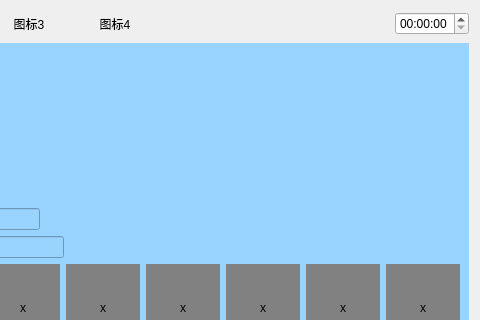
xsw258x2s5w8/WeightSensor, file WeighSensor/shuruzhongliang.ui: the form before one commit; both pictures show x 194 to 674 and y 0 to 320 of the 674 by 496 pixel window.
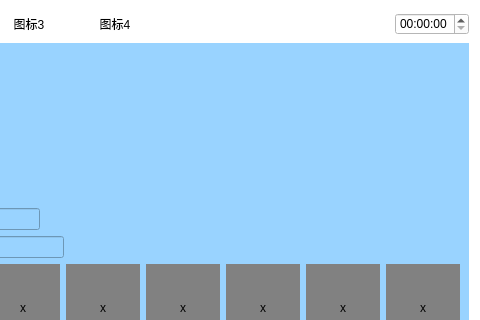
The form after the commit.

The edit to the form file:
```diff
--- a/WeighSensor/shuruzhongliang.ui
+++ b/WeighSensor/shuruzhongliang.ui
@@ -13,6 +13,9 @@
   <property name="windowTitle">
    <string>Form</string>
   </property>
+  <property name="styleSheet">
+   <string notr="true">background-color: rgb(255, 255, 255);</string>
+  </property>
   <layout class="QVBoxLayout" name="verticalLayout_4" stretch="1,5,1">
    <item>
     <layout class="QHBoxLayout" name="horizontalLayout_5">
```
